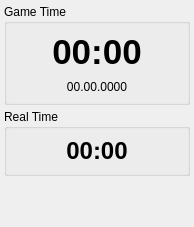
matzman666/PyPipboyApp, file widgets/datetime/ui/datetimewidget.ui: the form before one commit.
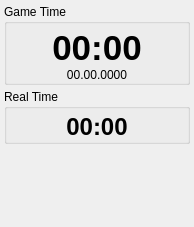
The form after the commit.

What changed in the file:
```diff
--- a/widgets/datetime/ui/datetimewidget.ui
+++ b/widgets/datetime/ui/datetimewidget.ui
@@ -30,10 +30,19 @@
      </property>
      <layout class="QVBoxLayout" name="verticalLayout_2">
       <property name="spacing">
-       <number>8</number>
+       <number>0</number>
       </property>
-      <property name="margin">
-       <number>8</number>
+      <property name="leftMargin">
+       <number>4</number>
+      </property>
+      <property name="topMargin">
+       <number>4</number>
+      </property>
+      <property name="rightMargin">
+       <number>4</number>
+      </property>
+      <property name="bottomMargin">
+       <number>0</number>
       </property>
       <item>
        <widget class="QLabel" name="gameTimeLabel">
@@ -77,10 +86,19 @@
      </property>
      <layout class="QVBoxLayout" name="verticalLayout_3">
       <property name="spacing">
-       <number>8</number>
+       <number>0</number>
       </property>
-      <property name="margin">
-       <number>8</number>
+      <property name="leftMargin">
+       <number>4</number>
+      </property>
+      <property name="topMargin">
+       <number>4</number>
+      </property>
+      <property name="rightMargin">
+       <number>4</number>
+      </property>
+      <property name="bottomMargin">
+       <number>0</number>
       </property>
       <item>
        <widget class="QLabel" name="realTimeLabel">
```
Left out of the diff: 11 changed lines with no effect on the pictures.
